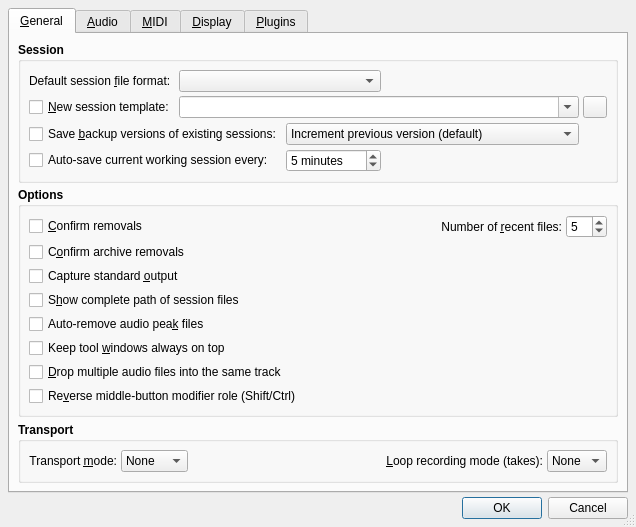
Old version of the form src/qtractorOptionsForm.ui in the repository rncbc/qtractor.
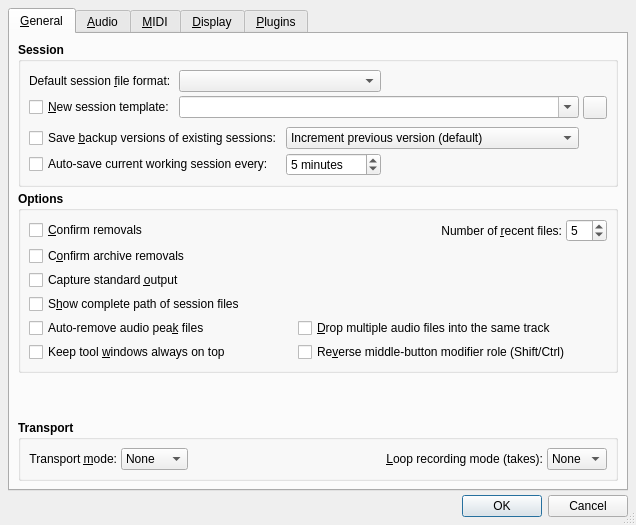
New version of the form. Icons and pictures are not drawn.

What changed in the file:
```diff
--- a/src/qtractorOptionsForm.ui
+++ b/src/qtractorOptionsForm.ui
@@ -442,7 +442,7 @@
             </property>
            </widget>
           </item>
-          <item row="6" column="0">
+          <item row="4" column="2" colspan="2">
            <widget class="QCheckBox" name="TrackViewDropSpanCheckBox">
             <property name="font">
              <font>
@@ -458,7 +458,7 @@
             </property>
            </widget>
           </item>
-          <item row="7" column="0">
+          <item row="5" column="2" colspan="2">
            <widget class="QCheckBox" name="MidButtonModifierCheckBox">
             <property name="font">
              <font>
```
Left out of the diff: 1 changed line with no effect on the pictures.
